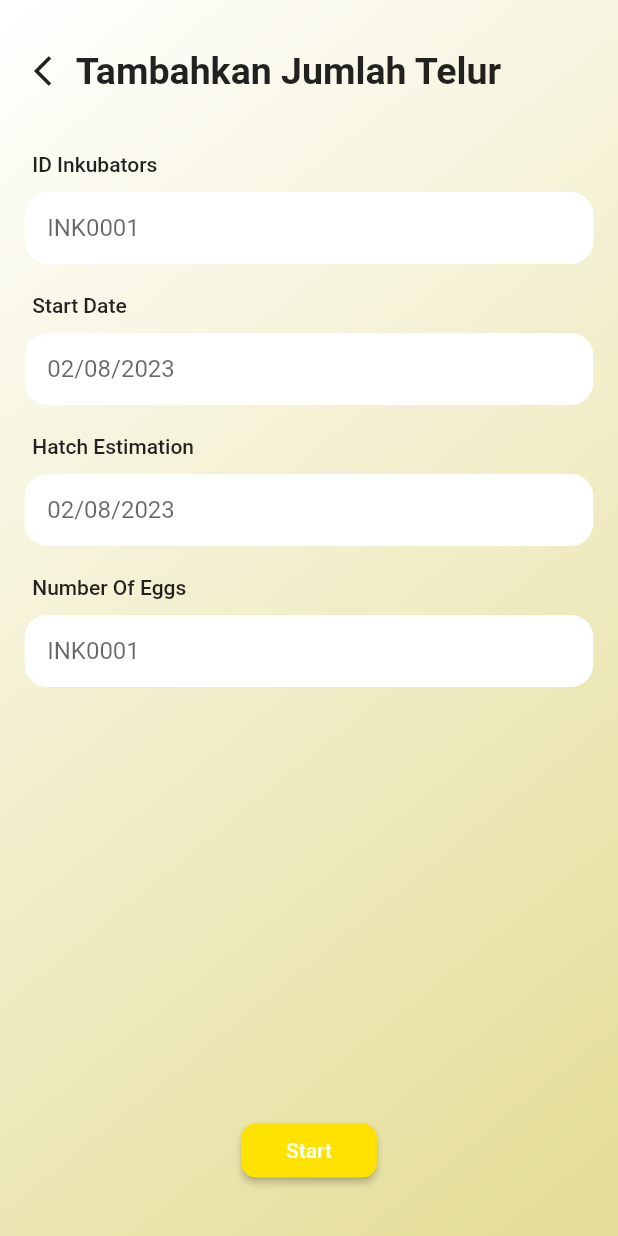
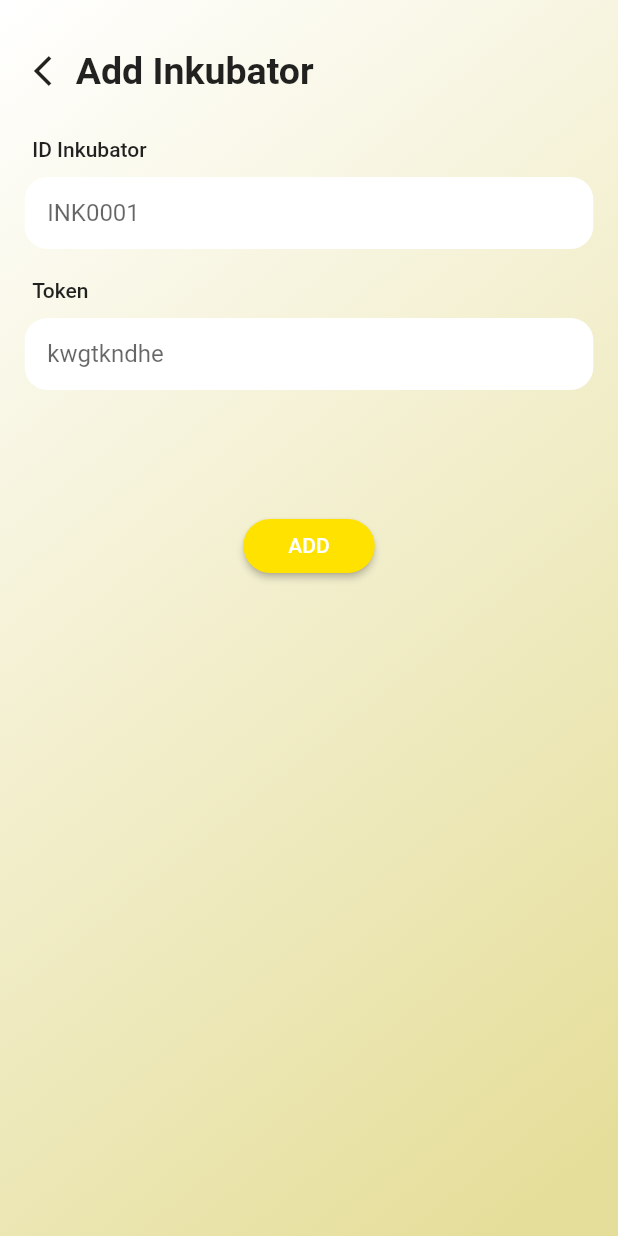
Before and after one commit to Akhdanre/Tetas.in, a Flutter app: the SettingScreen screen opened directly, after a tap on "Add Inkubator", on a phone screen of 412 x 824 dp. Run offline on Flutter 3.47's test engine with Material 2 defaults, Android fonts, the phone set to English and light mode, and no system bars; our stand-ins replace bloc, flutter_bloc, shared_preferences; accounts and stored records are empty; generated files the repository leaves out were written again.

Commit message:
create add inkubator page screen

```diff
--- /dev/null
+++ b/lib/src/presentation/pages/add_inkubator.dart
@@ -0,0 +1,62 @@
+import 'package:flutter/material.dart';
+import 'package:tetas_in/src/presentation/widgets/app_bar_custom.dart';
+import 'package:tetas_in/src/presentation/widgets/background.dart';
+import 'package:tetas_in/src/presentation/widgets/text_field_custom_all.dart';
+import 'package:tetas_in/src/utils/color_string.dart';
+import 'package:tetas_in/src/utils/size_config.dart';
+
+class AddInkubatorPage extends StatefulWidget {
+  const AddInkubatorPage({super.key});
+
+  @override
+  State<AddInkubatorPage> createState() => _AddInkubatorPageState();
+}
+
+class _AddInkubatorPageState extends State<AddInkubatorPage> {
+  final TextEditingController idInkubator = TextEditingController();
+  final TextEditingController token = TextEditingController();
+
+  @override
+  Widget build(BuildContext context) {
+    SizeConfig screen = SizeConfig(context);
+    return Scaffold(
+      body: SafeArea(
+          child: Background(
+              screen: screen,
+              child: Padding(
+                padding: EdgeInsets.symmetric(
+                    vertical: screen.vertical2, horizontal: screen.horizontal2),
+                child: Column(
+                  children: [
+                    const AppBarCustom(title: "Add Inkubator"),
+                    const SizedBox(
+                      height: 20,
+                    ),
+                    TextFieldCustomAll(
+                        title: "ID Inkubator",
+                        textHint: "INK0001",
+                        controller: idInkubator),
+                    TextFieldCustomAll(
+                        title: "Token",
+                        textHint: "kwgtkndhe",
+                        controller: token),
+                    const SizedBox(
+                      height: 70,
+                    ),
+                    ElevatedButton(
+                        onPressed: () {},
+                        style: ButtonStyle(
+                            padding: const MaterialStatePropertyAll(
+                                EdgeInsets.symmetric(horizontal: 30)),
+                            shape: MaterialStatePropertyAll(
+                                RoundedRectangleBorder(
+                                    borderRadius: BorderRadius.circular(20))),
+                            backgroundColor:
+                                const MaterialStatePropertyAll(yellowString)),
+                        child: const Text("ADD")),
+                  ],
+                ),
+              ))),
+    );
+  }
+}
--- a/lib/src/presentation/pages/setting_screen.dart
+++ b/lib/src/presentation/pages/setting_screen.dart
@@ -1,4 +1,5 @@
 import 'package:flutter/material.dart';
+import 'package:tetas_in/src/presentation/pages/add_inkubator.dart';
 import 'package:tetas_in/src/presentation/pages/list_inkubators_screen.dart';
 import 'package:tetas_in/src/presentation/pages/login_screen.dart';
 import 'package:tetas_in/src/presentation/pages/profile_screen.dart';
@@ -87,7 +88,7 @@ class SettingScreen extends StatelessWidget {
                     const ButtonMenu(
                       icon: Icons.edit,
                       text: "Add Inkubator",
-                      target: StartInkuPage(),
+                      target: AddInkubatorPage(),
                     ),
                     const SizedBox(
                       height: 10,
```
